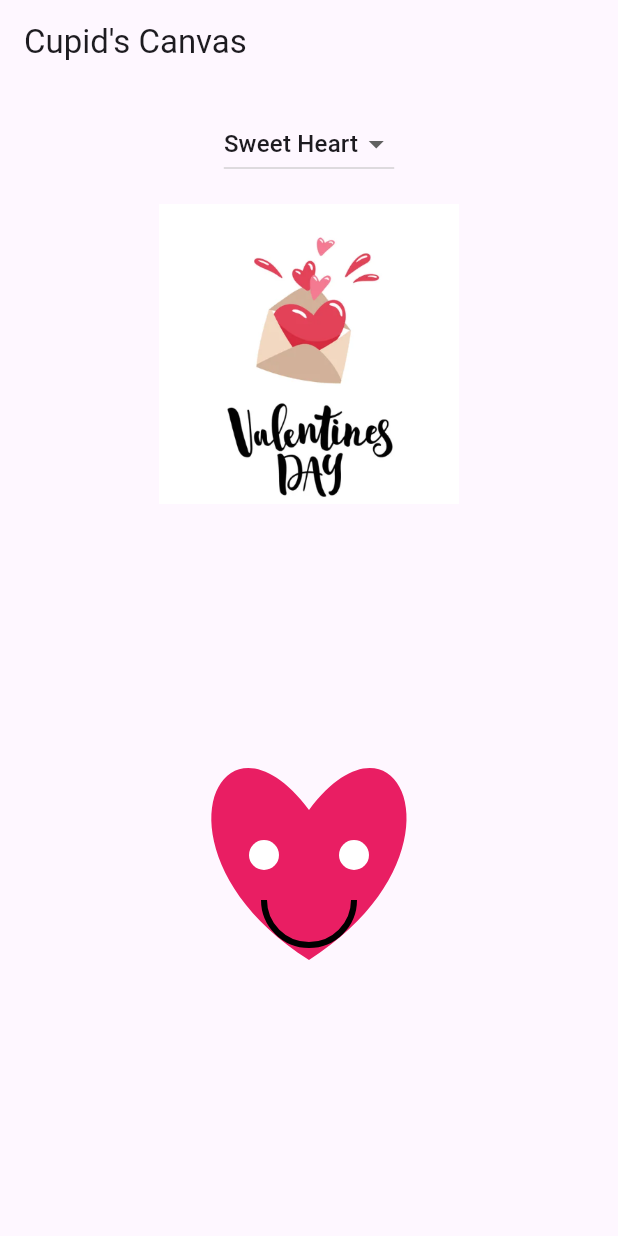
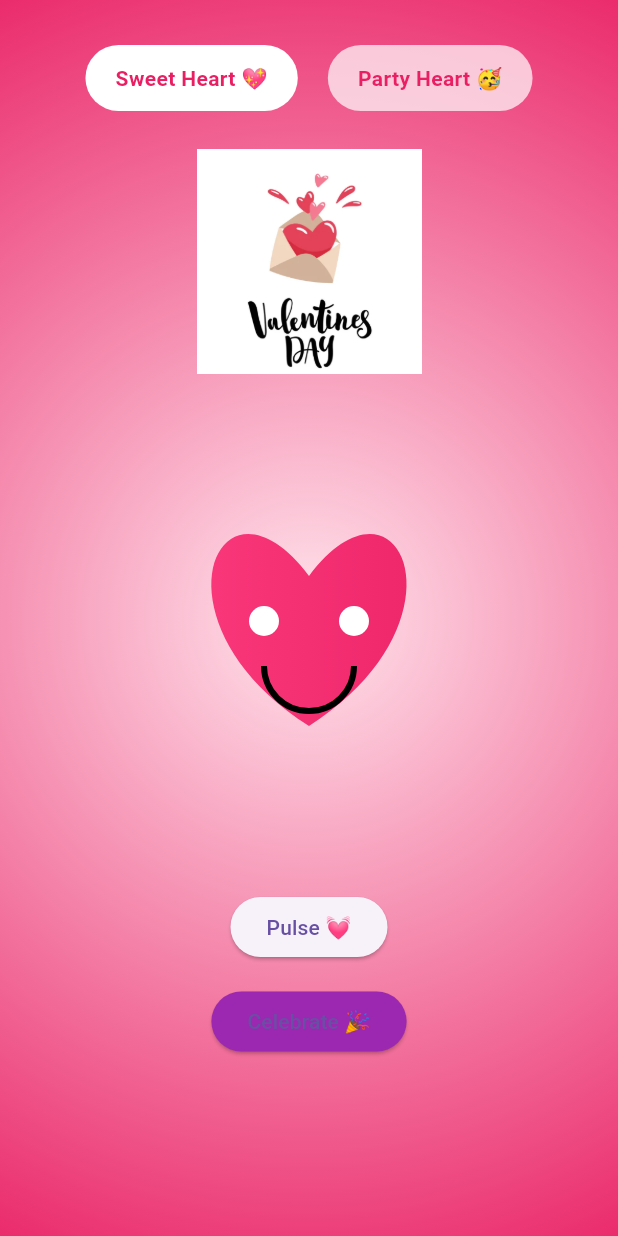
Before and after one commit to nabialavala/sn_group1, a Flutter app: the screen it shows after launch, on a phone screen of 412 x 824 dp. Run offline on Flutter 3.47's test engine with Material 3 defaults, Android fonts, the phone set to English and light mode, and no system bars.

Commit message:
last changes

```diff
--- a/lib/main.dart
+++ b/lib/main.dart
@@ -1,4 +1,5 @@
 import 'package:flutter/material.dart';
+import 'dart:math';
 
 void main() => runApp(const ValentineApp());
 
@@ -7,10 +8,9 @@ class ValentineApp extends StatelessWidget {
 
   @override
   Widget build(BuildContext context) {
-    return MaterialApp(
+    return const MaterialApp(
       debugShowCheckedModeBanner: false,
-      home: const ValentineHome(),
-      theme: ThemeData(useMaterial3: true),
+      home: ValentineHome(),
     );
   }
 }
@@ -22,91 +22,333 @@ class ValentineHome extends StatefulWidget {
   State<ValentineHome> createState() => _ValentineHomeState();
 }
 
-class _ValentineHomeState extends State<ValentineHome> {
-  final List<String> emojiOptions = ['Sweet Heart', 'Party Heart'];
+class _ValentineHomeState extends State<ValentineHome>
+    with SingleTickerProviderStateMixin {
   String selectedEmoji = 'Sweet Heart';
+  bool showBalloons = false;
+
+  late AnimationController _pulseController;
+  late Animation<double> _pulseAnimation;
+  bool isPulsing = false;
+
+  @override
+  void initState() {
+    super.initState();
+
+    _pulseController = AnimationController(
+      vsync: this,
+      duration: const Duration(milliseconds: 800),
+    );
+
+    _pulseAnimation = Tween<double>(begin: 1.0, end: 1.15).animate(
+      CurvedAnimation(parent: _pulseController, curve: Curves.easeInOut),
+    );
+  }
+
+  @override
+  void dispose() {
+    _pulseController.dispose();
+    super.dispose();
+  }
 
   @override
   Widget build(BuildContext context) {
     return Scaffold(
-      appBar: AppBar(title: const Text('Cupid\'s Canvas')),
-      body: Column(
+      body: Stack(
         children: [
-          const SizedBox(height: 16),
-          DropdownButton<String>(
-            value: selectedEmoji,
-            items: emojiOptions
-                .map((e) => DropdownMenuItem(value: e, child: Text(e)))
-                .toList(),
-            onChanged: (value) => setState(() => selectedEmoji = value ?? selectedEmoji),
-          ),
-          const SizedBox(height: 16),
+          // 🌸 Background Gradient
           Container(
-            width: 200,
-            height: 200,
-            decoration: BoxDecoration(
-              image: DecorationImage(
-                image: AssetImage('assets/images/love_letter.png'),
-                fit: BoxFit.cover,
+            decoration: const BoxDecoration(
+              gradient: RadialGradient(
+                colors: [Color(0xFFFFE4EC), Color(0xFFE91E63)],
+                center: Alignment.center,
+                radius: 1.2,
               ),
             ),
           ),
-          Expanded(
-            child: Center(
-              child: CustomPaint(
-                size: const Size(300, 300),
-                painter: HeartEmojiPainter(type: selectedEmoji),
+
+          SafeArea(
+            child: SingleChildScrollView(
+              child: Column(
+                mainAxisAlignment: MainAxisAlignment.start,
+                children: [
+                  const SizedBox(height: 30),
+
+                  // 💖 Toggle Buttons
+                  Row(
+                    mainAxisAlignment: MainAxisAlignment.center,
+                    children: [
+                      _buildToggle('Sweet Heart 💖'),
+                      const SizedBox(width: 20),
+                      _buildToggle('Party Heart 🥳'),
+                    ],
+                  ),
+
+                  const SizedBox(height: 25),
+
+                  // 💌 Asset Image
+                  Container(
+                    width: 150,
+                    height: 150,
+                    decoration: const BoxDecoration(
+                      image: DecorationImage(
+                        image: AssetImage(
+                            'assets/images/love_letter.png'),
+                        fit: BoxFit.cover,
+                      ),
+                    ),
+                  ),
+
+                  const SizedBox(height: 25),
+
+                  // ❤️ Pulsing Heart
+                  ScaleTransition(
+                    scale: _pulseAnimation,
+                    child: CustomPaint(
+                      size: const Size(300, 300),
+                      painter:
+                          HeartEmojiPainter(type: selectedEmoji),
+                    ),
+                  ),
+
+                  const SizedBox(height: 20),
+
+                  // 💓 Pulse Button
+                  ElevatedButton(
+                    onPressed: () {
+                      setState(() => isPulsing = !isPulsing);
+
+                      if (isPulsing) {
+                        _pulseController.repeat(reverse: true);
+                      } else {
+                        _pulseController.stop();
+                        _pulseController.value = 0;
+                      }
+                    },
+                    child: Text(
+                        isPulsing ? "Stop Pulse 💓" : "Pulse 💓"),
+                  ),
+
+                  const SizedBox(height: 15),
+
+                  // 🎉 Celebrate Button
+                  ElevatedButton(
+                    onPressed: () {
+                      setState(() => showBalloons = true);
+                      Future.delayed(
+                          const Duration(seconds: 3), () {
+                        setState(() => showBalloons = false);
+                      });
+                    },
+                    style: ElevatedButton.styleFrom(
+                        backgroundColor: Colors.purple),
+                    child: const Text("Celebrate 🎉"),
+                  ),
+
+                  const SizedBox(height: 40),
+                ],
               ),
             ),
           ),
+
+          if (showBalloons) const BalloonOverlay(),
         ],
+      ),
+    );
+  }
+
+  Widget _buildToggle(String label) {
+    final bool isSelected =
+        selectedEmoji ==
+            label.replaceAll(' 💖', '').replaceAll(' 🥳', '');
+
+    return GestureDetector(
+      onTap: () {
+        setState(() {
+          selectedEmoji =
+              label.contains('Sweet')
+                  ? 'Sweet Heart'
+                  : 'Party Heart';
+        });
+      },
+      child: AnimatedContainer(
+        duration: const Duration(milliseconds: 300),
+        padding:
+            const EdgeInsets.symmetric(horizontal: 20, vertical: 12),
+        decoration: BoxDecoration(
+          color:
+              isSelected ? Colors.white : Colors.white70,
+          borderRadius: BorderRadius.circular(30),
+        ),
+        child: Text(
+          label,
+          style: const TextStyle(
+            fontWeight: FontWeight.bold,
+            color: Colors.pink,
+          ),
+        ),
       ),
     );
   }
 }
 
 class HeartEmojiPainter extends CustomPainter {
+  final String type;
   HeartEmojiPainter({required this.type});
-  final String type;
 
   @override
   void paint(Canvas canvas, Size size) {
-    final center = Offset(size.width / 2, size.height / 2);
-    final paint = Paint()..style = PaintingStyle.fill;
+    final center =
+        Offset(size.width / 2, size.height / 2);
 
-    // Heart base
+    final paint = Paint()
+      ..shader = const LinearGradient(
+        colors: [
+          Color(0xFFFF4081),
+          Color(0xFFE91E63)
+        ],
+      ).createShader(
+          Rect.fromLTWH(0, 0, size.width, size.height));
+
     final heartPath = Path()
       ..moveTo(center.dx, center.dy + 60)
-      ..cubicTo(center.dx + 110, center.dy - 10, center.dx + 60, center.dy - 120, center.dx, center.dy - 40)
-      ..cubicTo(center.dx - 60, center.dy - 120, center.dx - 110, center.dy - 10, center.dx, center.dy + 60)
+      ..cubicTo(center.dx + 110, center.dy - 10,
+          center.dx + 60, center.dy - 120,
+          center.dx, center.dy - 40)
+      ..cubicTo(center.dx - 60, center.dy - 120,
+          center.dx - 110, center.dy - 10,
+          center.dx, center.dy + 60)
       ..close();
 
-    paint.color = type == 'Party Heart' ? const Color(0xFFF48FB1) : const Color(0xFFE91E63);
     canvas.drawPath(heartPath, paint);
 
-    // Face features (starter)
     final eyePaint = Paint()..color = Colors.white;
-    canvas.drawCircle(Offset(center.dx - 30, center.dy - 10), 10, eyePaint);
-    canvas.drawCircle(Offset(center.dx + 30, center.dy - 10), 10, eyePaint);
+    canvas.drawCircle(
+        Offset(center.dx - 30, center.dy - 10),
+        10,
+        eyePaint);
+    canvas.drawCircle(
+        Offset(center.dx + 30, center.dy - 10),
+        10,
+        eyePaint);
 
     final mouthPaint = Paint()
       ..color = Colors.black
       ..style = PaintingStyle.stroke
       ..strokeWidth = 4;
-    canvas.drawArc(Rect.fromCircle(center: Offset(center.dx, center.dy + 20), radius: 30), 0, 3.14, false, mouthPaint);
 
-    // Party hat placeholder (expand for confetti)
+    canvas.drawArc(
+        Rect.fromCircle(
+            center:
+                Offset(center.dx, center.dy + 20),
+            radius: 30),
+        0,
+        pi,
+        false,
+        mouthPaint);
+
     if (type == 'Party Heart') {
-      final hatPaint = Paint()..color = const Color(0xFFFFD54F);
-      final hatPath = Path()
-        ..moveTo(center.dx, center.dy - 110)
-        ..lineTo(center.dx - 40, center.dy - 40)
-        ..lineTo(center.dx + 40, center.dy - 40)
-        ..close();
-      canvas.drawPath(hatPath, hatPaint);
+      final random = Random();
+      final confettiPaint = Paint();
+
+      for (int i = 0; i < 20; i++) {
+        confettiPaint.color = Colors.primaries[
+            random.nextInt(
+                Colors.primaries.length)];
+        canvas.drawCircle(
+          Offset(random.nextDouble() * size.width,
+              random.nextDouble() * size.height),
+          4,
+          confettiPaint,
+        );
+      }
     }
   }
 
   @override
-  bool shouldRepaint(covariant HeartEmojiPainter oldDelegate) => oldDelegate.type != type;
+  bool shouldRepaint(
+          covariant HeartEmojiPainter oldDelegate) =>
+      true;
 }
+
+class BalloonOverlay extends StatefulWidget {
+  const BalloonOverlay({super.key});
+
+  @override
+  State<BalloonOverlay> createState() =>
+      _BalloonOverlayState();
+}
+
+class _BalloonOverlayState extends State<BalloonOverlay>
+    with SingleTickerProviderStateMixin {
+  late AnimationController controller;
+
+  @override
+  void initState() {
+    super.initState();
+    controller = AnimationController(
+      vsync: this,
+      duration: const Duration(seconds: 3),
+    )..repeat();
+  }
+
+  @override
+  void dispose() {
+    controller.dispose();
+    super.dispose();
+  }
+
+  @override
+  Widget build(BuildContext context) {
+    return AnimatedBuilder(
+      animation: controller,
+      builder: (context, child) {
+        return CustomPaint(
+          painter: BalloonPainter(controller.value),
+          size: MediaQuery.of(context).size,
+        );
+      },
+    );
+  }
+}
+
+class BalloonPainter extends CustomPainter {
+  final double progress;
+  BalloonPainter(this.progress);
+
+  @override
+  void paint(Canvas canvas, Size size) {
+    final colors = [
+      Colors.red,
+      Colors.blue,
+      Colors.green,
+      Colors.orange,
+      Colors.purple,
+      Colors.pink,
+    ];
+
+    final paint = Paint();
+
+    for (int i = 0; i < 8; i++) {
+      paint.color = colors[i % colors.length];
+
+      double x = (size.width / 8) * i + 30;
+      double y = size.height * progress;
+
+      canvas.drawCircle(Offset(x, y), 25, paint);
+
+      canvas.drawLine(
+        Offset(x, y + 25),
+        Offset(x, y + 70),
+        Paint()
+          ..color = Colors.black
+          ..strokeWidth = 2,
+      );
+    }
+  }
+
+  @override
+  bool shouldRepaint(
+          covariant BalloonPainter oldDelegate) =>
+      true;
+}
```
